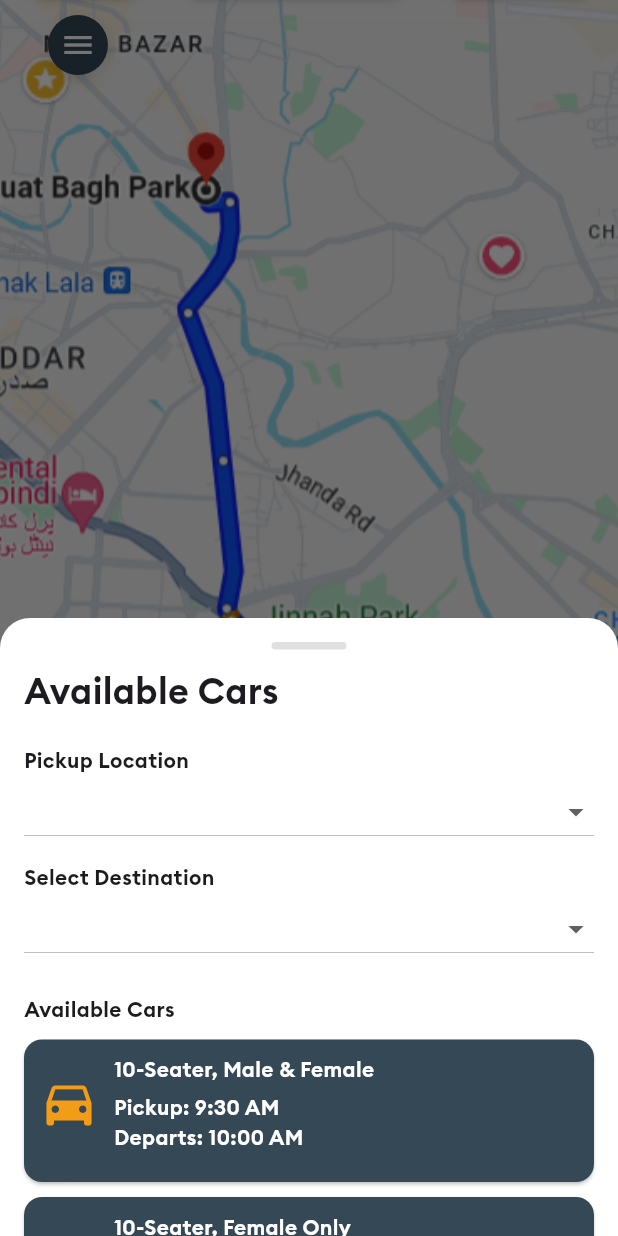
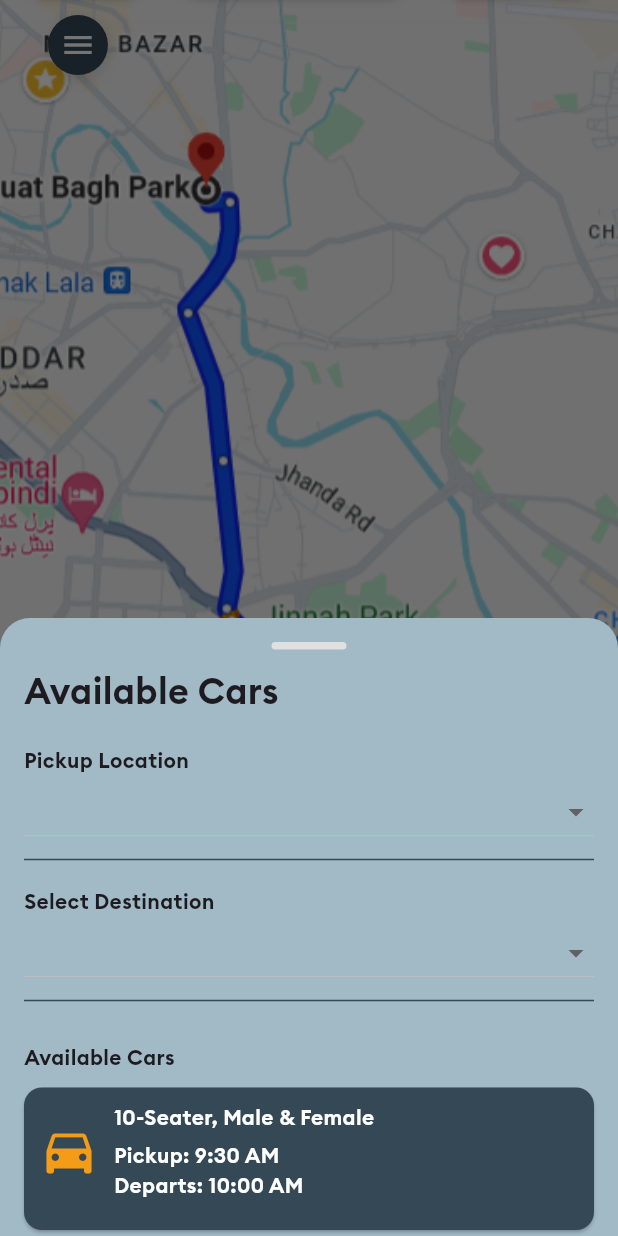
Before and after one commit to Mary-yumm/gomatch, a Flutter app: the screen it shows after launch, after a tap on the "directions car" icon, on a phone screen of 412 x 824 dp. Run offline on Flutter 3.47's test engine with Material 3 defaults, Android fonts, the phone set to English and light mode, and no system bars; our stand-ins replace firebase_auth, firebase_core, firebase_database, fluttertoast, rive; accounts and stored records are empty.

Commit message:
update home screen colors

```diff
--- a/lib/components/home_screen/car_card.dart
+++ b/lib/components/home_screen/car_card.dart
@@ -118,7 +118,7 @@
                     ),
                     child: const Text(
                       "Book Ride",
-                      style: TextStyle(color: Colors.white),
+                      style: TextStyle(color: Colors.black),
                     ),
                   ),
                 ),
--- a/lib/screens/home_screen.dart
+++ b/lib/screens/home_screen.dart
@@ -97,7 +97,7 @@
                       builder: (context, scrollController) {
                         return Container(
                           decoration: const BoxDecoration(
-                            color: Colors.white,
+                            color: AppColors.lightPrimary,
                             borderRadius: BorderRadius.vertical(
                               top: Radius.circular(20),
                             ),
@@ -137,6 +137,7 @@
                                   ),
                                   DropdownButton<String>(
                                     isExpanded: true,
+                                    dropdownColor: AppColors.lightPrimary,
                                     items: <String>['Location A', 'Location B']
                                         .map((String value) {
                                       return DropdownMenuItem<String>(
@@ -146,6 +147,7 @@
                                     }).toList(),
                                     onChanged: (_) {},
                                   ),
+                                  const Divider(color:AppColors.primaryColor),
                                   const SizedBox(height: 10),
                                   const Text(
                                     "Select Destination",
@@ -154,6 +156,7 @@
                                   ),
                                   DropdownButton<String>(
                                     isExpanded: true,
+                                    dropdownColor: AppColors.lightPrimary,
                                     items: <String>[
                                       'Destination A',
                                       'Destination B'
@@ -165,6 +168,7 @@
                                     }).toList(),
                                     onChanged: (_) {},
                                   ),
+                                  const Divider(color:AppColors.primaryColor),
                                   const SizedBox(height: 20),
                                   const Text(
                                     "Available Cars",
```
